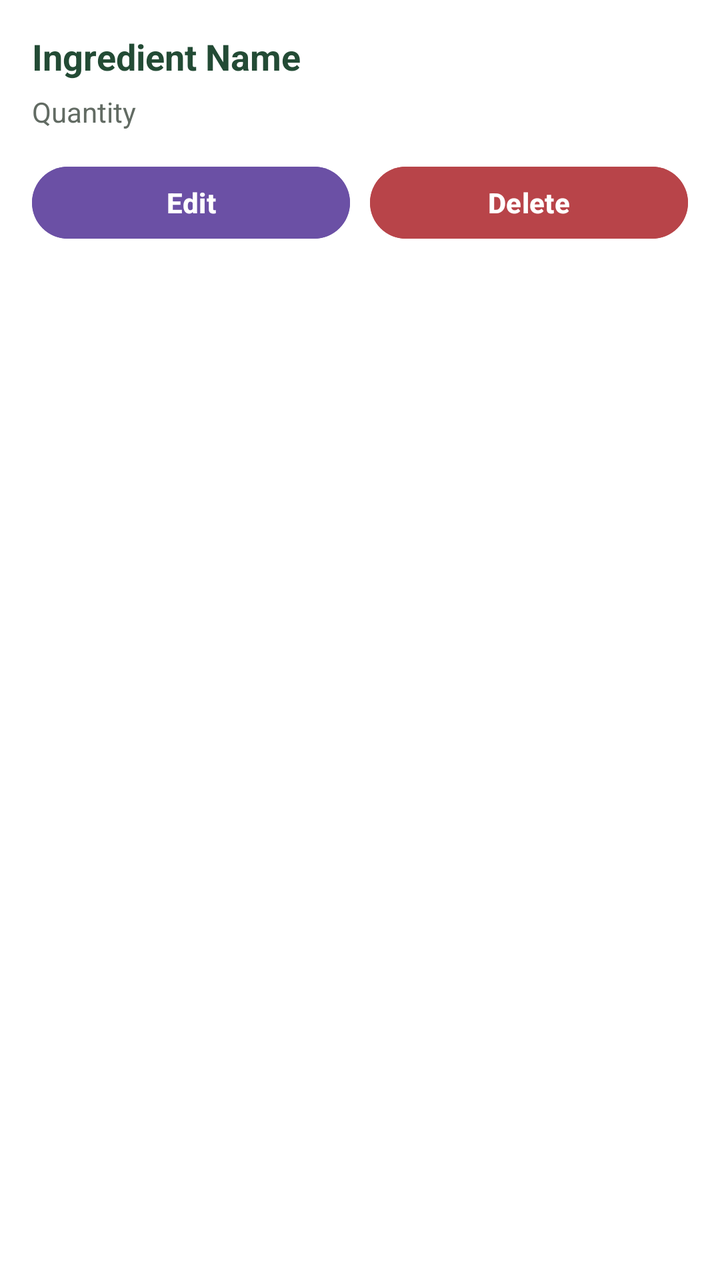
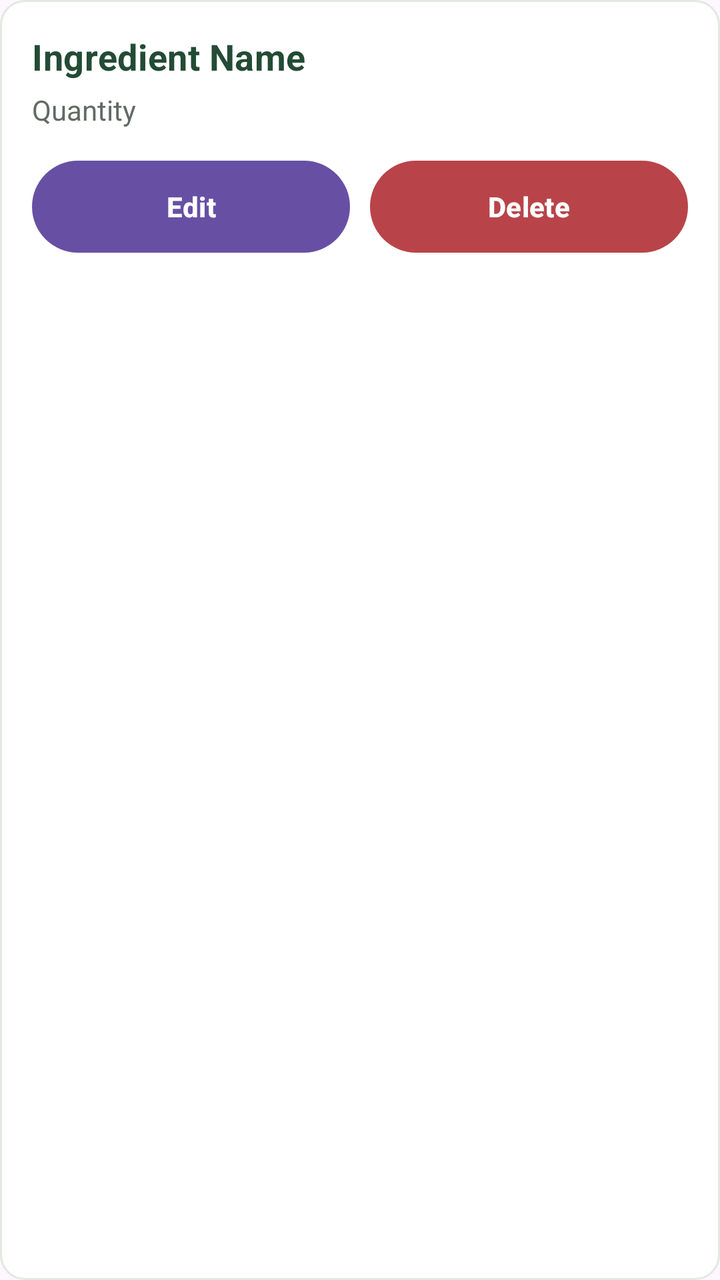

An Android layout rendered at two revisions. The XML below is the earlier revision; the diff shows what the commit changed to produce the second picture.
<!-- AndroidManifest.xml: application theme Theme.SmartPantryManager -->
<!-- res/layout/item_ingredient.xml -->
<?xml version="1.0" encoding="utf-8"?>
<LinearLayout
    xmlns:android="http://schemas.android.com/apk/res/android"
    android:layout_width="match_parent"
    android:layout_height="wrap_content"
    android:orientation="vertical"
    android:padding="16dp"
    android:layout_marginBottom="4dp"
    android:background="#FFFFFF">

    
    <TextView
        android:id="@+id/txtIngredientName"
        android:layout_width="match_parent"
        android:layout_height="wrap_content"
        android:text="Ingredient Name"
        android:textSize="18sp"
        android:textStyle="bold"
        android:textColor="#234B35"
        android:layout_marginBottom="6dp" />

    
    <TextView
        android:id="@+id/txtIngredientQuantity"
        android:layout_width="match_parent"
        android:layout_height="wrap_content"
        android:text="Quantity"
        android:textSize="14sp"
        android:textColor="#626B63"
        android:layout_marginBottom="14dp" />

    
    <LinearLayout
        android:layout_width="match_parent"
        android:layout_height="wrap_content"
        android:orientation="horizontal"
        android:gravity="center_vertical">

        <Button
            android:id="@+id/btnEditIngredient"
            android:layout_width="0dp"
            android:layout_height="44dp"
            android:layout_weight="1"
            android:text="Edit"
            android:textAllCaps="false"
            android:textSize="14sp"
            android:textStyle="bold"
            android:textColor="#FFFFFF"
            android:backgroundTint="#6B50A5"
            android:stateListAnimator="@null" />

        <Button
            android:id="@+id/btnDeleteIngredient"
            android:layout_width="0dp"
            android:layout_height="44dp"
            android:layout_weight="1"
            android:layout_marginStart="10dp"
            android:text="Delete"
            android:textAllCaps="false"
            android:textSize="14sp"
            android:textStyle="bold"
            android:textColor="#FFFFFF"
            android:backgroundTint="#B84449"
            android:stateListAnimator="@null" />

    </LinearLayout>

</LinearLayout>
<!-- resources referenced by this layout -->
<resources>
  <style name="Theme.SmartPantryManager" parent="Base.Theme.SmartPantryManager" />
  <style name="Base.Theme.SmartPantryManager" parent="Theme.Material3.DayNight">
  
          
          
      </style>
</resources>

<!-- the commit's change to res/layout/item_ingredient.xml (unified diff, before → after) -->
@@ -1,12 +1,13 @@
 <?xml version="1.0" encoding="utf-8"?>
 <LinearLayout
     xmlns:android="http://schemas.android.com/apk/res/android"
+    xmlns:app="http://schemas.android.com/apk/res-auto"
     android:layout_width="match_parent"
     android:layout_height="wrap_content"
     android:orientation="vertical"
     android:padding="16dp"
-    android:layout_marginBottom="4dp"
-    android:background="#FFFFFF">
+    android:background="@drawable/bg_recipe_detail_card"
+    android:clipToPadding="false">
 
     
     <TextView
@@ -17,7 +18,8 @@
         android:textSize="18sp"
         android:textStyle="bold"
         android:textColor="#234B35"
-        android:layout_marginBottom="6dp" />
+        android:letterSpacing="0.01"
+        android:layout_marginBottom="5dp" />
 
     
     <TextView
@@ -27,32 +29,38 @@
         android:text="Quantity"
         android:textSize="14sp"
         android:textColor="#626B63"
-        android:layout_marginBottom="14dp" />
+        android:includeFontPadding="true"
+        android:layout_marginBottom="16dp" />
 
     
     <LinearLayout
         android:layout_width="match_parent"
         android:layout_height="wrap_content"
         android:orientation="horizontal"
-        android:gravity="center_vertical">
+        android:gravity="center_vertical"
+        android:baselineAligned="false">
 
         <Button
             android:id="@+id/btnEditIngredient"
             android:layout_width="0dp"
-            android:layout_height="44dp"
+            android:layout_height="46dp"
             android:layout_weight="1"
             android:text="Edit"
             android:textAllCaps="false"
             android:textSize="14sp"
             android:textStyle="bold"
             android:textColor="#FFFFFF"
-            android:backgroundTint="#6B50A5"
-            android:stateListAnimator="@null" />
+            android:background="@drawable/bg_button_primary"
+            android:stateListAnimator="@null"
+            android:minHeight="0dp"
+            android:minWidth="0dp"
+            android:paddingStart="8dp"
+            android:paddingEnd="8dp" />
 
         <Button
             android:id="@+id/btnDeleteIngredient"
             android:layout_width="0dp"
-            android:layout_height="44dp"
+            android:layout_height="46dp"
             android:layout_weight="1"
             android:layout_marginStart="10dp"
             android:text="Delete"
@@ -60,8 +68,13 @@
             android:textSize="14sp"
             android:textStyle="bold"
             android:textColor="#FFFFFF"
-            android:backgroundTint="#B84449"
-            android:stateListAnimator="@null" />
+            android:background="@drawable/bg_button_delete"
+            app:backgroundTint="@null"
+            android:stateListAnimator="@null"
+            android:minHeight="0dp"
+            android:minWidth="0dp"
+            android:paddingStart="8dp"
+            android:paddingEnd="8dp" />
 
     </LinearLayout>
 
<!-- resource entries referenced after the edit -->
@@ -1,10 +1,47 @@
 <!-- resources referenced by this layout -->
 <resources>
+  <!-- drawable bg_button_delete (drawable) -->
+  <?xml version="1.0" encoding="utf-8"?>
+  <shape xmlns:android="http://schemas.android.com/apk/res/android"
+      android:shape="rectangle">
+  
+      <solid android:color="#B84449" />
+  
+      <corners android:radius="28dp" />
+  
+  </shape>
+  <!-- drawable bg_button_primary (drawable) -->
+  <?xml version="1.0" encoding="utf-8"?>
+  <shape xmlns:android="http://schemas.android.com/apk/res/android"
+      android:shape="rectangle">
+  
+      <solid android:color="#6B50A5" />
+  
+      <corners android:radius="28dp" />
+  
+  </shape>
+  <!-- drawable bg_recipe_detail_card (drawable) -->
+  <?xml version="1.0" encoding="utf-8"?>
+  <shape xmlns:android="http://schemas.android.com/apk/res/android"
+      android:shape="rectangle">
+  
+      <solid android:color="#FFFFFF" />
+  
+      <corners android:radius="12dp" />
+  
+      <stroke
+          android:width="1dp"
+          android:color="#E2E9E0" />
+  
+  </shape>
   <style name="Theme.SmartPantryManager" parent="Base.Theme.SmartPantryManager" />
   <style name="Base.Theme.SmartPantryManager" parent="Theme.Material3.DayNight">
   
-          
-          
+          <item name="android:windowActionModeOverlay">true</item>
+          <item name="android:windowLightStatusBar">false</item>
+          <item name="android:statusBarColor">#F2EBF8</item>
+          <item name="android:navigationBarColor">#F5F7F2</item>
+  
       </style>
 </resources>
 
